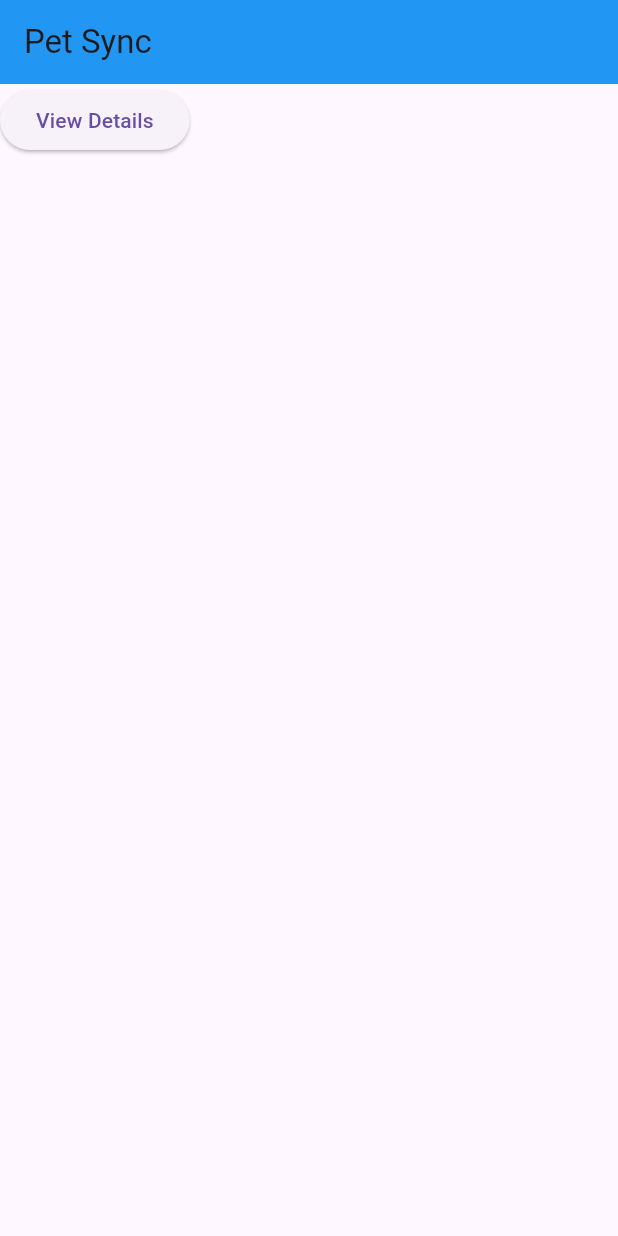
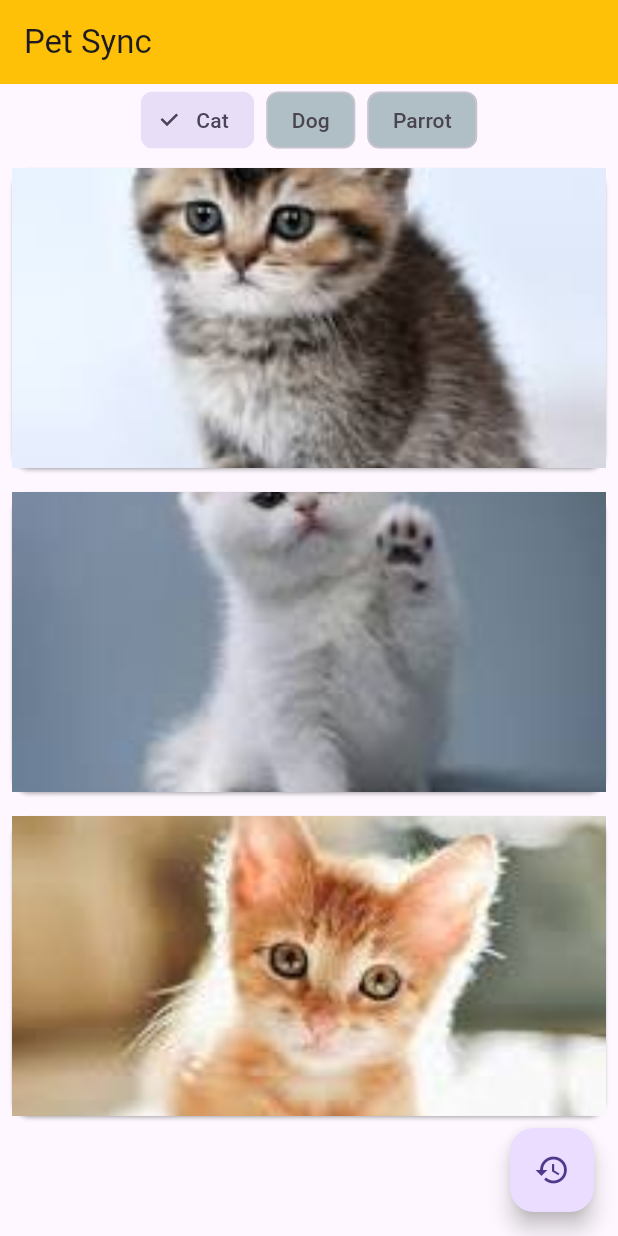
Before and after one commit to lhaseatharva/PetSync, a Flutter app: the screen it shows after launch, on a phone screen of 412 x 824 dp. Run offline on Flutter 3.47's test engine with Material 3 defaults, Android fonts, the phone set to English and light mode, and no system bars.

Commit message:
Images & Basic Animation added

```diff
--- a/lib/home.dart
+++ b/lib/home.dart
@@ -1,32 +1,120 @@
+// HomePage
 import 'package:flutter/material.dart';
 import 'package:petsync/detailsPage.dart';
+import 'package:petsync/historyPage.dart';
 
 class HomePage extends StatefulWidget {
-  const HomePage({Key? key}) : super(key: key); // Corrected syntax
+  const HomePage({Key? key}) : super(key: key);
 
   @override
   _HomePageState createState() => _HomePageState();
 }
 
-class _HomePageState extends State<HomePage> {
+class _HomePageState extends State<HomePage> with SingleTickerProviderStateMixin {
+  late AnimationController _controller;
+  late Animation<double> _animation;
+  final Map<String, List<String>> petCategories = {
+    'Cat': ['Fluffy', 'Whiskers', 'Mittens'],
+    'Dog': ['Fido', 'Rex', 'Buddy'],
+    'Parrot': ['Polly', 'Charlie', 'Rio'],
+    // Add more categories as needed
+  };
+
+  int _selectedIndex = 0;
+
+
+  @override
+  void initState() {
+    super.initState();
+    _controller = AnimationController(
+      duration: const Duration(seconds: 2), // Adjust duration here
+      vsync: this,
+    );
+    _animation = CurvedAnimation(
+      parent: _controller,
+      curve: Curves.easeInOut, // Adjust animation curve if needed
+    );
+    _controller.forward();
+  }
+
+  @override
+  void dispose() {
+    _controller.dispose();
+    super.dispose();
+  }
+
   @override
   Widget build(BuildContext context) {
     return Scaffold(
       appBar: AppBar(
-        backgroundColor: Colors.blue,
+        backgroundColor: Colors.amber, // Match app theme
         title: const Text('Pet Sync'),
       ),
-      body: Container(
-        child: ElevatedButton(
-          onPressed: () {
-            Navigator.pushReplacement(
-              context,
-              MaterialPageRoute(builder: (context) => const DetailsPage()),
-            );
-          },
-          child: const Text('View Details'),
+      body: Column(
+        crossAxisAlignment: CrossAxisAlignment.center,
+        children: [
+          Wrap(
+            spacing: 8.0,
+            runSpacing: 8.0,
+            children: petCategories.keys.map((category) {
+              return ChoiceChip(
+                label: Text(category),
+                selected: _selectedIndex == petCategories.keys.toList().indexOf(category),
+                onSelected: (bool selected) {
+                  setState(() {
+                    _selectedIndex = petCategories.keys.toList().indexOf(category);
+                  });
+                },
+                backgroundColor: _selectedIndex == petCategories.keys.toList().indexOf(category) ? Colors.amber : Colors.blueGrey.shade200,
+              );
+            }).toList(),
+          ),
+          Expanded(
+            child: ListView.builder(
+              itemCount: petCategories.values.elementAt(_selectedIndex).length,
+              itemBuilder: (context, index) {
+                final petName = petCategories.values.elementAt(_selectedIndex)[index];
+                return _buildPetCard(petName);
+              },
+            ),
+          ),
+        ],
+      ),
+      floatingActionButton: FloatingActionButton(
+        onPressed: () {
+          Navigator.push(
+            context,
+            MaterialPageRoute(builder: (context) => const HistoryPage()),
+          );
+        },
+        child: const Icon(Icons.history),
+      ),
+    );
+  }
+
+  Widget _buildPetCard(String petName) {
+    return Card(
+      margin: const EdgeInsets.all(8.0),
+      child: InkWell(
+        onTap: () {
+          Navigator.push(
+            context,
+            MaterialPageRoute(builder: (context) => DetailsPage(petName: petName)),
+          );
+        },
+        child: ScaleTransition(
+          scale: _animation,
+          child: Hero(
+            tag: petName,
+            child: SizedBox(
+              height: 200,
+              child: Image.asset(
+                'assets/images/$petName.jpeg', // Assuming images are stored in assets folder with pet name as file name
+                fit: BoxFit.cover,
+              ),
+            ),
+          ),
         ),
-        // Implement your home page UI here
       ),
     );
   }
```
Also changed, not shown: lib/detailsPage.dart (+84 -22 lines), lib/historyPage.dart (+11 -20 lines), pubspec.yaml (+10 -3 lines), assets/images/Buddy.jpeg (added), assets/images/Charlie.jpeg (added), assets/images/Fido.jpeg (added), assets/images/Fluffy.jpeg (added), assets/images/Mittens.jpeg (added), assets/images/Polly.jpeg (added), assets/images/Rex.jpeg (added), assets/images/Rio.jpeg (added), assets/images/Whiskers.jpeg (added).
